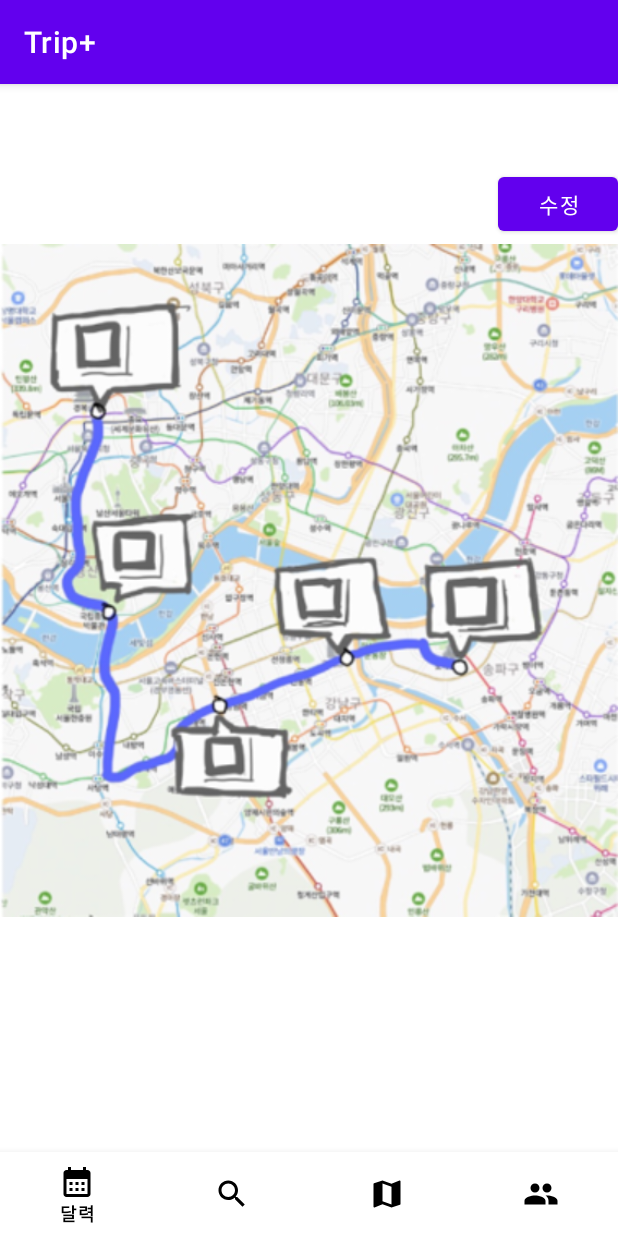
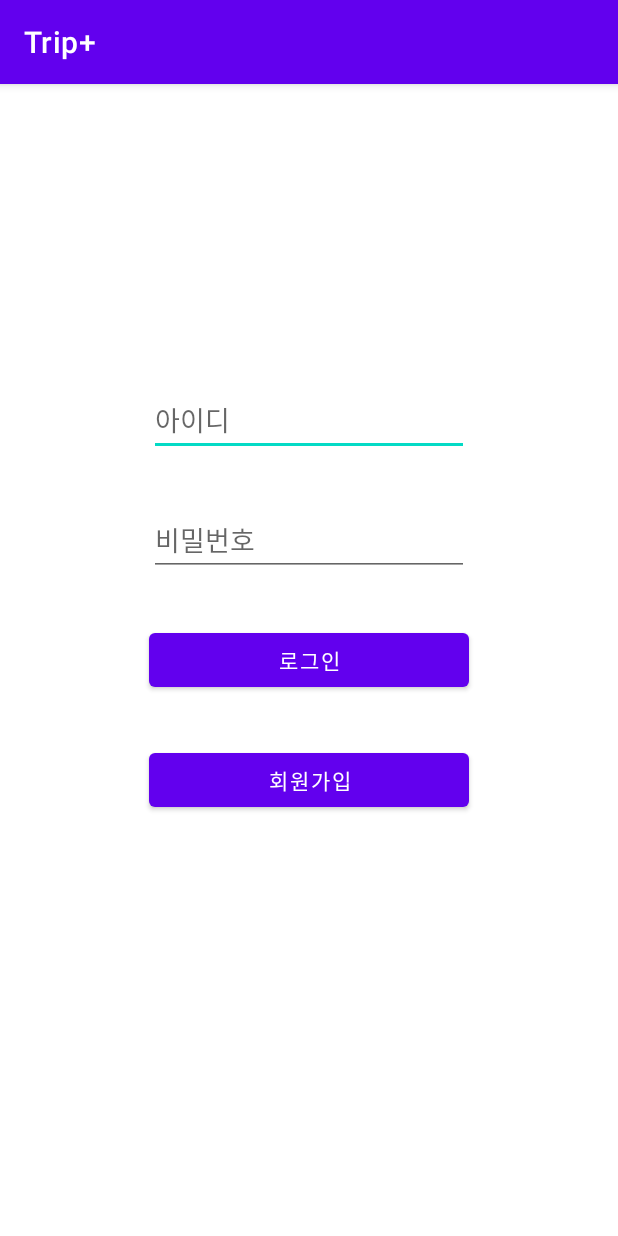
Before and after one commit to whdmsans/Trip-, an Android app: the screen it shows after launch (MainActivity before the commit, LoginA after it), on a phone screen of 412 x 824 dp. Run offline under Robolectric (Android 15) with nearby library versions, the phone set to English and light mode, and no system bars.

Commit message:
로그인 구현1(40:55)

```diff
--- a/app/build.gradle
+++ b/app/build.gradle
@@ -33,6 +33,7 @@ dependencies {
     implementation 'androidx.appcompat:appcompat:1.5.1'
     implementation 'com.google.android.material:material:1.6.1'
     implementation 'androidx.constraintlayout:constraintlayout:2.1.4'
+    implementation 'com.android.volley:volley:1.2.1'
     testImplementation 'junit:junit:4.13.2'
     androidTestImplementation 'androidx.test.ext:junit:1.1.3'
     androidTestImplementation 'androidx.test.espresso:espresso-core:3.4.0'
--- /dev/null
+++ b/app/src/main/java/com/example/intentexample/LoginA.java
@@ -0,0 +1,14 @@
+package com.example.intentexample;
+
+import androidx.appcompat.app.AppCompatActivity;
+
+import android.os.Bundle;
+
+public class LoginA extends AppCompatActivity {
+
+    @Override
+    protected void onCreate(Bundle savedInstanceState) {
+        super.onCreate(savedInstanceState);
+        setContentView(R.layout.activity_login2);
+    }
+}
--- a/app/src/main/res/layout/activity_calendar.xml
+++ b/app/src/main/res/layout/activity_calendar.xml
@@ -12,4 +12,10 @@
         android:text="Calendar"
         android:textSize="30sp"/>
 
+    <TextView
+        android:id="@+id/textView"
+        android:layout_width="wrap_content"
+        android:layout_height="wrap_content"
+        android:text="TextView" />
+
 </FrameLayout>
--- /dev/null
+++ b/app/src/main/res/layout/activity_login2.xml
@@ -0,0 +1,56 @@
+<?xml version="1.0" encoding="utf-8"?>
+<androidx.constraintlayout.widget.ConstraintLayout xmlns:android="http://schemas.android.com/apk/res/android"
+    xmlns:app="http://schemas.android.com/apk/res-auto"
+    xmlns:tools="http://schemas.android.com/tools"
+    android:layout_width="match_parent"
+    android:layout_height="match_parent"
+    tools:context=".LoginA">
+
+    <EditText
+        android:id="@+id/et_ida"
+        android:layout_width="wrap_content"
+        android:layout_height="wrap_content"
+        android:layout_marginStart="8dp"
+        android:layout_marginTop="200dp"
+        android:layout_marginEnd="8dp"
+        android:ems="10"
+        android:hint="아이디"
+        android:inputType="textPersonName"
+        app:layout_constraintEnd_toEndOf="parent"
+        app:layout_constraintStart_toStartOf="parent"
+        app:layout_constraintTop_toTopOf="parent" />
+
+    <EditText
+        android:id="@+id/et_passa"
+        android:layout_width="wrap_content"
+        android:layout_height="wrap_content"
+        android:layout_marginStart="8dp"
+        android:layout_marginTop="32dp"
+        android:layout_marginEnd="8dp"
+        android:ems="10"
+        android:hint="비밀번호"
+        android:inputType="textPersonName"
+        app:layout_constraintEnd_toEndOf="@+id/et_ida"
+        app:layout_constraintStart_toStartOf="@+id/et_ida"
+        app:layout_constraintTop_toBottomOf="@+id/et_ida" />
+
+    <Button
+        android:id="@+id/btn_login"
+        android:layout_width="0dp"
+        android:layout_height="wrap_content"
+        android:layout_marginTop="32dp"
+        android:text="로그인"
+        app:layout_constraintEnd_toEndOf="@+id/et_passa"
+        app:layout_constraintStart_toStartOf="@+id/et_passa"
+        app:layout_constraintTop_toBottomOf="@+id/et_passa" />
+
+    <Button
+        android:id="@+id/btn_registera"
+        android:layout_width="0dp"
+        android:layout_height="wrap_content"
+        android:layout_marginTop="32dp"
+        android:text="회원가입"
+        app:layout_constraintEnd_toEndOf="@+id/btn_login"
+        app:layout_constraintStart_toStartOf="@+id/btn_login"
+        app:layout_constraintTop_toBottomOf="@+id/btn_login" />
+</androidx.constraintlayout.widget.ConstraintLayout>
```
Also changed, not shown: app/src/main/AndroidManifest.xml (+32 -7 lines), app/src/main/java/com/example/intentexample/Login.java (added, +14 -0 lines), app/src/main/java/com/example/intentexample/LoginRequest.java (added, +31 -0 lines), app/src/main/java/com/example/intentexample/Register.java (added, +14 -0 lines), app/src/main/java/com/example/intentexample/RegisterRequest.java (added, +33 -0 lines), app/src/main/res/layout/activity_login.xml (added, +71 -0 lines), app/src/main/res/layout/activity_register.xml (added, +68 -0 lines).
